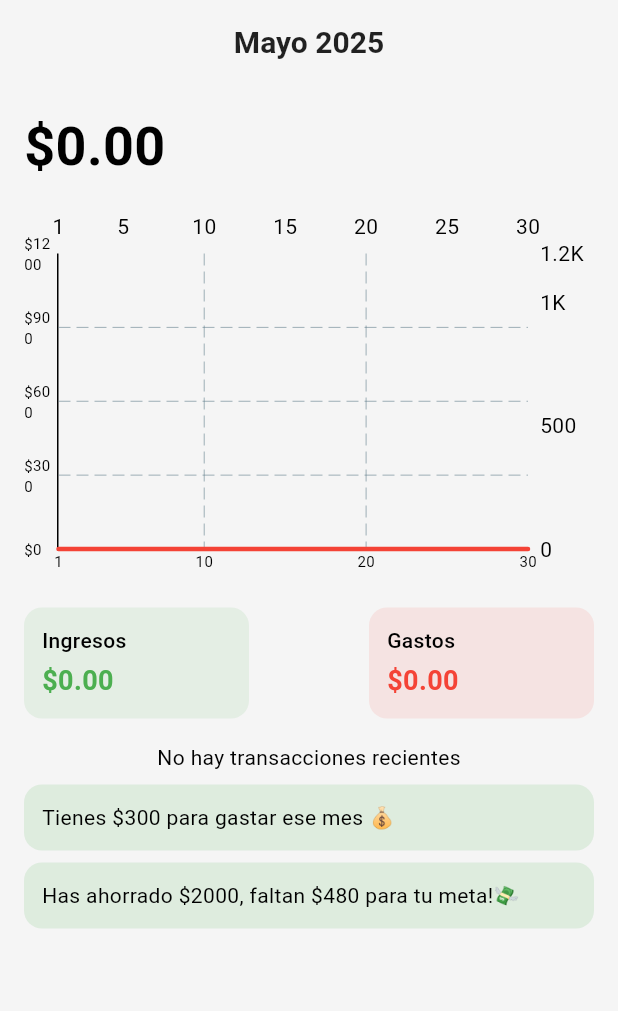
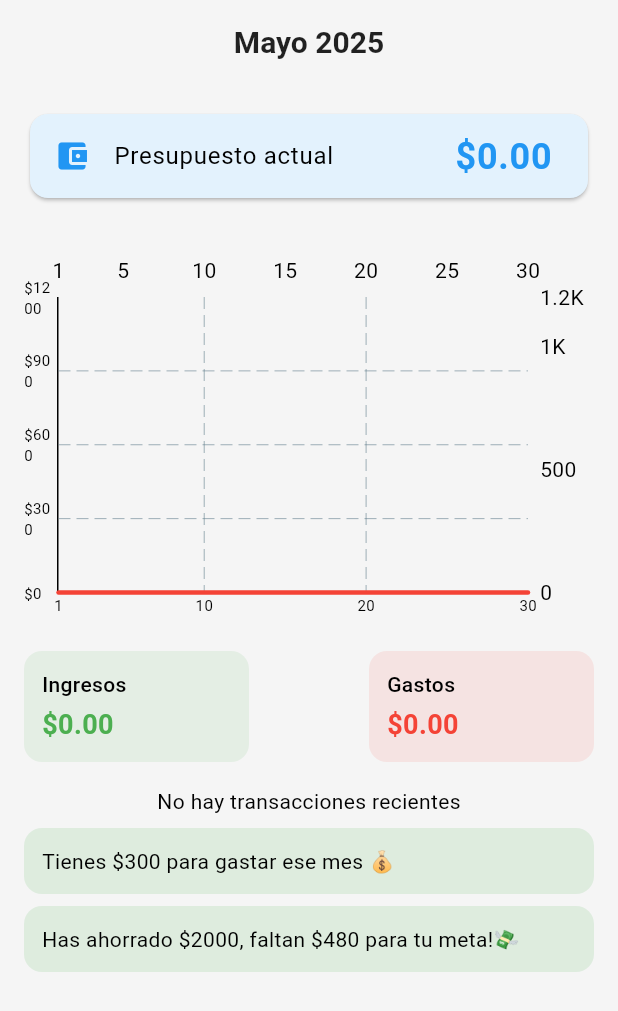
Before and after one commit to sim3075/MoneyMingle, a Flutter app: the HomeScreen screen opened by its route, on a phone screen of 412 x 824 dp. Shown: the top 1011 px of the screen. Run offline on Flutter 3.47's test engine with Material 3 defaults, Android fonts, the phone set to English and light mode, and no system bars; drawn by our look-alikes of fl_chart; our stand-ins replace cloud_firestore, firebase_auth, firebase_core, firebase_storage, flutter_riverpod, font_awesome_flutter and 3 more; accounts and stored records are empty.

Commit message:
feat: add user budget management and enhance transaction form layout

```diff
--- a/money_mingle/lib/ui/pages/home/home_screen.dart
+++ b/money_mingle/lib/ui/pages/home/home_screen.dart
@@ -1,6 +1,8 @@
 import 'package:flutter/material.dart';
 import 'package:flutter_riverpod/flutter_riverpod.dart';
+import 'package:firebase_auth/firebase_auth.dart';
 import 'package:money_mingle/providers/transaction_providers.dart';
+import 'package:money_mingle/providers/user_provider.dart';
 import 'widgets/info_card.dart';
 import 'widgets/recent_transactions.dart';
 import 'widgets/monthly_summary.dart';
@@ -13,9 +15,16 @@ class HomeScreen extends ConsumerWidget {
   @override
   Widget build(BuildContext context, WidgetRef ref) {
     final transactionService = ref.watch(transactionServiceProvider);
+    final userService = ref.watch(userServiceProvider);
+    final net = transactionService.totalIncome - transactionService.totalExpense;
+    final uid = FirebaseAuth.instance.currentUser?.uid;
 
-    final net = transactionService.totalIncome - transactionService.totalExpense;
-    final expensesByDay = transactionService.getExpensesByDay();
+    return FutureBuilder(
+      future: uid != null ? userService.getUser(uid) : Future.value(null),
+      builder: (context, snapshot) {
+        final user = snapshot.data;
+        final userBudget = user?.monthlyBudget ?? 0.0;
+        final budgetActual = userBudget + net;
 
         return Scaffold(
           appBar: AppBar(
@@ -27,15 +36,25 @@ class HomeScreen extends ConsumerWidget {
             child: Column(
               crossAxisAlignment: CrossAxisAlignment.start,
               children: [
-            Text(
-              '\$${net.toStringAsFixed(2)}',
+                // Presupuesto actual
+                Card(
+                  color: Colors.blue.shade50,
+                  child: ListTile(
+                    leading: const Icon(Icons.account_balance_wallet, color: Colors.blue),
+                    title: const Text('Presupuesto actual'),
+                    trailing: Text(
+                      '\$${budgetActual.toStringAsFixed(2)}',
                       style: const TextStyle(
-                fontSize: 36,
+                        fontSize: 24,
                         fontWeight: FontWeight.bold,
+                        color: Colors.blue,
+                      ),
+                    ),
                   ),
                 ),
                 const SizedBox(height: 16),
-            ExpenseLineChart(expenses: expensesByDay),
+                const SizedBox(height: 16),
+                ExpenseLineChart(expenses: transactionService.getExpensesByDay()),
                 const SizedBox(height: 16),
                 Row(
                   mainAxisAlignment: MainAxisAlignment.spaceBetween,
@@ -68,5 +87,7 @@ class HomeScreen extends ConsumerWidget {
             ),
           ),
         );
+      },
+    );
   }
 }
```
Also changed, not shown: money_mingle/lib/domain/services/user_service.dart (+11 -0 lines), money_mingle/lib/ui/pages/transaction/transaction_form.dart (+8 -5 lines). Lines whose indentation alone changed are shown as unchanged.
